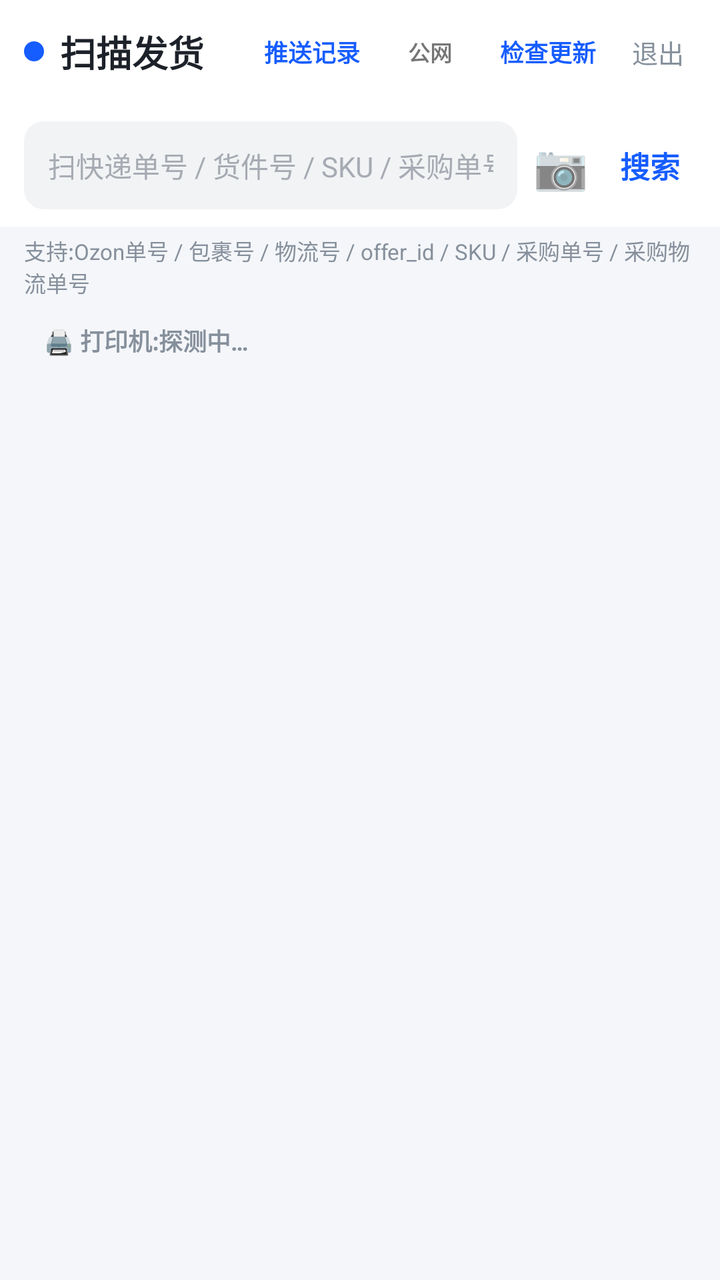
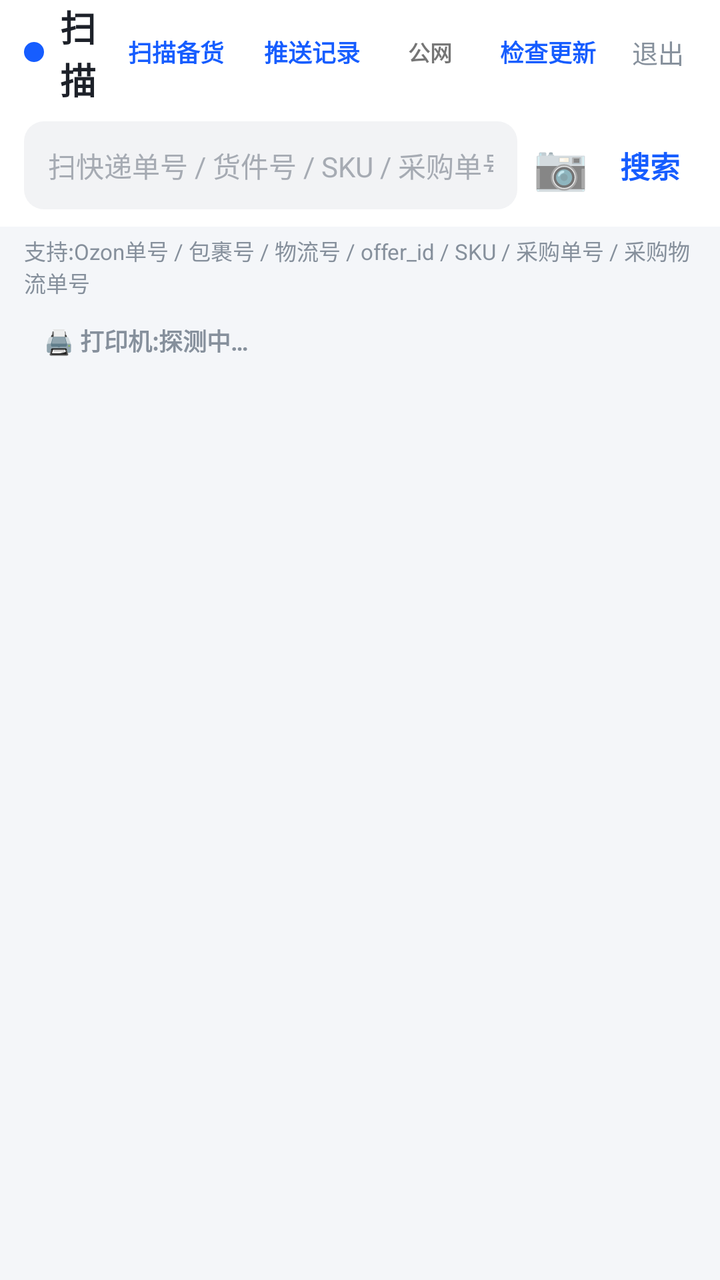

Compare the two renders of this Android layout. The source of the first and the diff that turns it into the second are given below.
<!-- AndroidManifest.xml: application theme AppTheme -->
<!-- res/layout/activity_main.xml -->
<?xml version="1.0" encoding="utf-8"?>
<LinearLayout xmlns:android="http://schemas.android.com/apk/res/android"
    android:layout_width="match_parent"
    android:layout_height="match_parent"
    android:fitsSystemWindows="true"
    android:orientation="vertical"
    android:background="@color/page_bg">

    
    <LinearLayout
        android:layout_width="match_parent"
        android:layout_height="@dimen/header_height"
        android:orientation="horizontal"
        android:gravity="center_vertical"
        android:background="@color/card_bg"
        android:paddingHorizontal="12dp">

        <LinearLayout
            android:layout_width="0dp"
            android:layout_height="wrap_content"
            android:layout_weight="1"
            android:orientation="horizontal"
            android:gravity="center_vertical">

            <View
                android:layout_width="10dp"
                android:layout_height="10dp"
                android:background="@drawable/bg_dot_primary" />

            <TextView
                android:layout_width="wrap_content"
                android:layout_height="wrap_content"
                android:text="扫描发货"
                android:textColor="@color/text_primary"
                android:textSize="18sp"
                android:textStyle="bold"
                android:layout_marginStart="8dp" />
        </LinearLayout>

        <TextView
            android:id="@+id/pushLogBtn"
            android:layout_width="wrap_content"
            android:layout_height="wrap_content"
            android:text="推送记录"
            android:textColor="@color/primary"
            android:textSize="12sp"
            android:textStyle="bold"
            android:paddingHorizontal="8dp"
            android:paddingVertical="5dp"
            android:layout_marginEnd="4dp" />

        <TextView
            android:id="@+id/intranetBtn"
            android:layout_width="wrap_content"
            android:layout_height="wrap_content"
            android:text="公网"
            android:textSize="11sp"
            android:textStyle="bold"
            android:paddingHorizontal="12dp"
            android:paddingVertical="5dp"
            android:layout_marginEnd="4dp" />

        <TextView
            android:id="@+id/checkUpdateBtn"
            android:layout_width="wrap_content"
            android:layout_height="wrap_content"
            android:text="检查更新"
            android:textColor="@color/primary"
            android:textSize="12sp"
            android:textStyle="bold"
            android:paddingHorizontal="8dp"
            android:paddingVertical="5dp"
            android:layout_marginEnd="4dp" />

        <TextView
            android:id="@+id/logoutBtn"
            android:layout_width="wrap_content"
            android:layout_height="wrap_content"
            android:text="退出"
            android:textColor="@color/text_muted"
            android:textSize="13sp"
            android:padding="6dp" />
    </LinearLayout>

    
    <LinearLayout
        android:layout_width="match_parent"
        android:layout_height="wrap_content"
        android:orientation="horizontal"
        android:gravity="center_vertical"
        android:background="#ffffff"
        android:paddingHorizontal="12dp"
        android:paddingVertical="8dp">

        <EditText
            android:id="@+id/searchInput"
            android:layout_width="0dp"
            android:layout_height="44dp"
            android:layout_weight="1"
            android:background="@drawable/bg_input"
            android:paddingHorizontal="12dp"
            android:hint="扫快递单号 / 货件号 / SKU / 采购单号"
            android:textSize="14sp"
            android:textColor="@color/text_primary"
            android:textColorHint="@color/text_placeholder"
            android:imeOptions="actionSearch"
            android:singleLine="true" />

        <TextView
            android:id="@+id/scanBtn"
            android:layout_width="wrap_content"
            android:layout_height="wrap_content"
            android:text="📷"
            android:textSize="22sp"
            android:padding="8dp" />

        <TextView
            android:id="@+id/searchBtn"
            android:layout_width="wrap_content"
            android:layout_height="wrap_content"
            android:text="搜索"
            android:textColor="@color/primary"
            android:textSize="15sp"
            android:textStyle="bold"
            android:padding="8dp" />
    </LinearLayout>

    <TextView
        android:layout_width="match_parent"
        android:layout_height="wrap_content"
        android:paddingHorizontal="12dp"
        android:paddingTop="4dp"
        android:text="支持:Ozon单号 / 包裹号 / 物流号 / offer_id / SKU / 采购单号 / 采购物流单号"
        android:textColor="@color/text_muted"
        android:textSize="11sp" />

    
    <TextView
        android:id="@+id/printerBar"
        android:layout_width="match_parent"
        android:layout_height="wrap_content"
        android:layout_marginHorizontal="12dp"
        android:layout_marginTop="6dp"
        android:paddingHorizontal="10dp"
        android:paddingVertical="6dp"
        android:text="🖨 打印机:探测中…"
        android:textColor="@color/text_muted"
        android:textSize="12sp"
        android:textStyle="bold"
        android:visibility="visible" />

    
    <TextView
        android:id="@+id/bannerText"
        android:layout_width="match_parent"
        android:layout_height="wrap_content"
        android:layout_marginHorizontal="12dp"
        android:layout_marginTop="8dp"
        android:padding="10dp"
        android:textSize="13sp"
        android:visibility="gone" />

    <ProgressBar
        android:id="@+id/progressBar"
        android:layout_width="wrap_content"
        android:layout_height="wrap_content"
        android:layout_gravity="center_horizontal"
        android:layout_marginTop="16dp"
        android:visibility="gone" />

    
    <androidx.recyclerview.widget.RecyclerView
        android:id="@+id/recyclerView"
        android:layout_width="match_parent"
        android:layout_height="0dp"
        android:layout_weight="1"
        android:clipToPadding="false"
        android:padding="12dp" />

</LinearLayout>
<!-- resources referenced by this layout -->
<resources>
  <color name="card_bg">#ffffff</color>
  <color name="page_bg">#f4f6f9</color>
  <color name="primary">#165dff</color>
  <color name="text_muted">#86909c</color>
  <color name="text_placeholder">#a6abb3</color>
  <color name="text_primary">#1d2129</color>
  <dimen name="header_height">52dp</dimen>
  <!-- drawable bg_dot_primary (drawable) -->
  <shape xmlns:android="http://schemas.android.com/apk/res/android"
      android:shape="oval">
      <solid android:color="@color/primary" />
  </shape>
  <!-- drawable bg_input (drawable) -->
  <?xml version="1.0" encoding="utf-8"?>
  <shape xmlns:android="http://schemas.android.com/apk/res/android"
      android:shape="rectangle">
      <solid android:color="@color/neutral_bg" />
      <corners android:radius="@dimen/radius_md" />
  </shape>
  <style name="AppTheme" parent="android:Theme.Material.Light.NoActionBar">
          <item name="android:statusBarColor">#165dff</item>
          <item name="android:navigationBarColor">#ffffff</item>
          <item name="android:windowBackground">#f2f3f5</item>
      </style>
  <color name="neutral_bg">#f2f3f5</color>
  <dimen name="radius_md">10dp</dimen>
</resources>

<!-- the commit's change to res/layout/activity_main.xml (unified diff, before → after) -->
@@ -36,6 +36,18 @@
                 android:textStyle="bold"
                 android:layout_marginStart="8dp" />
         </LinearLayout>
+
+        <TextView
+            android:id="@+id/stockScanBtn"
+            android:layout_width="wrap_content"
+            android:layout_height="wrap_content"
+            android:text="扫描备货"
+            android:textColor="@color/primary"
+            android:textSize="12sp"
+            android:textStyle="bold"
+            android:paddingHorizontal="8dp"
+            android:paddingVertical="5dp"
+            android:layout_marginEnd="4dp" />
 
         <TextView
             android:id="@+id/pushLogBtn"
